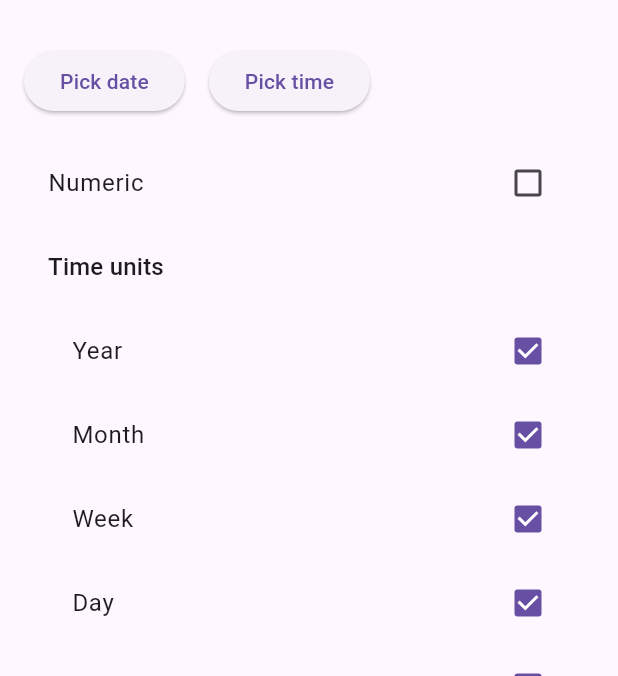
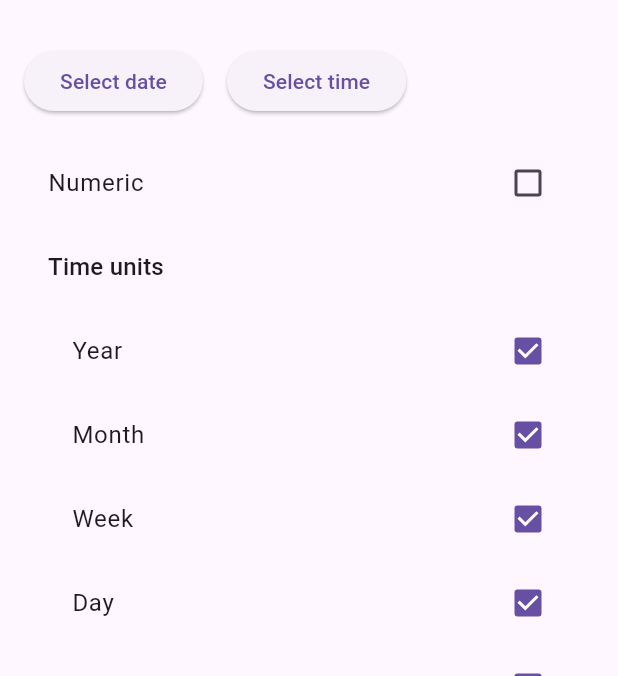
Before and after one commit to Mosc/relative_time, a Flutter app: the screen it shows after launch, on a phone screen of 412 x 824 dp, the part 63-739 px from its top. Run offline on Flutter 3.47's test engine with Material 2 defaults, Android fonts, the phone set to English and light mode, and no system bars; our stand-ins replace clock; generated files the repository leaves out were written again.

Commit message:
Tweak example app

```diff
--- a/example/lib/l10n/app_en.arb
+++ b/example/lib/l10n/app_en.arb
@@ -1,8 +1,8 @@
 {
   "@@locale": "en",
   "appName": "Relative Time Example App",
-  "pickDate": "Pick date",
-  "pickTime": "Pick time",
+  "selectDate": "Select date",
+  "selectTime": "Select time",
   "numeric": "Numeric",
   "timeUnits": "Time units",
   "formatsTo": "{date} at {time} is {formatted}",
--- a/example/lib/main.dart
+++ b/example/lib/main.dart
@@ -82,15 +82,15 @@ class _HomeState extends State<Home> {
                   final newValue = await showDatePicker(
                     context: context,
                     initialDate: selectedDate,
-                    firstDate: DateTime(-271820),
-                    lastDate: DateTime(275760),
+                    firstDate: DateTime(-271821, 5, 1),
+                    lastDate: DateTime(275760, 8, 31),
                   );
 
                   if (newValue != null) {
                     setState(() => selectedDate = newValue);
                   }
                 },
-                child: Text(AppLocalizations.of(context).pickDate),
+                child: Text(AppLocalizations.of(context).selectDate),
               ),
               ElevatedButton(
                 onPressed: () async {
@@ -103,7 +103,7 @@ class _HomeState extends State<Home> {
                     setState(() => selectedTime = newValue);
                   }
                 },
-                child: Text(AppLocalizations.of(context).pickTime),
+                child: Text(AppLocalizations.of(context).selectTime),
               ),
             ],
           ),
```
